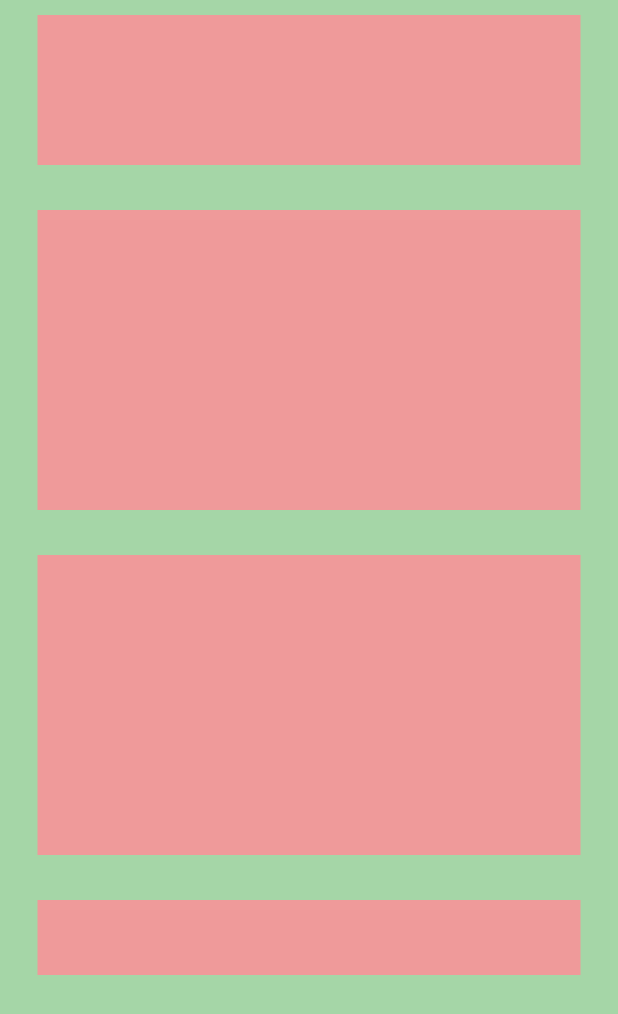
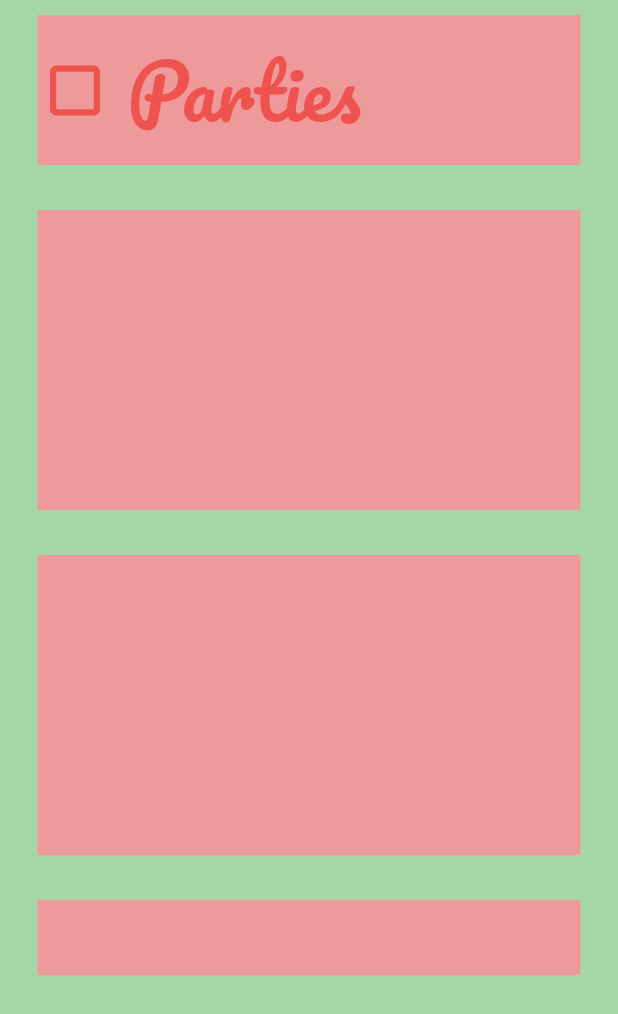
Before and after one commit to parties-mob-application/Prototype, a Flutter app: the screen it shows after launch, on a phone screen of 412 x 824 dp. Shown: the top 1014 px of the screen. Run offline on Flutter 3.47's test engine with Material 2 defaults, Android fonts, the phone set to English and light mode, and no system bars.

Commit message:
added title

```diff
--- a/lib/main.dart
+++ b/lib/main.dart
@@ -17,6 +17,26 @@ class Home extends StatelessWidget {
                 height: 100.0,
                 width: double.infinity,
                 margin: EdgeInsets.symmetric(vertical: 10.0, horizontal: 25.0),
+                child: Row(
+                  children: <Widget>[
+                    Icon(
+                      Icons.crop_square,
+                      size: 50.0,
+                      color: Colors.red[400],
+                    ),
+                    SizedBox(
+                      width: 10.0,
+                    ),
+                    Text(
+                      'Parties',
+                      style: TextStyle(
+                        fontFamily: 'Pacifico',
+                        color: Colors.red[400],
+                        fontSize: 50.0
+                      ),
+                    )
+                  ],
+                ),
               ),
               SizedBox(
                 height: 10.0,
```
Also changed, not shown: pubspec.yaml (+6 -1 lines), fonts/Pacifico-Regular.ttf (added).
